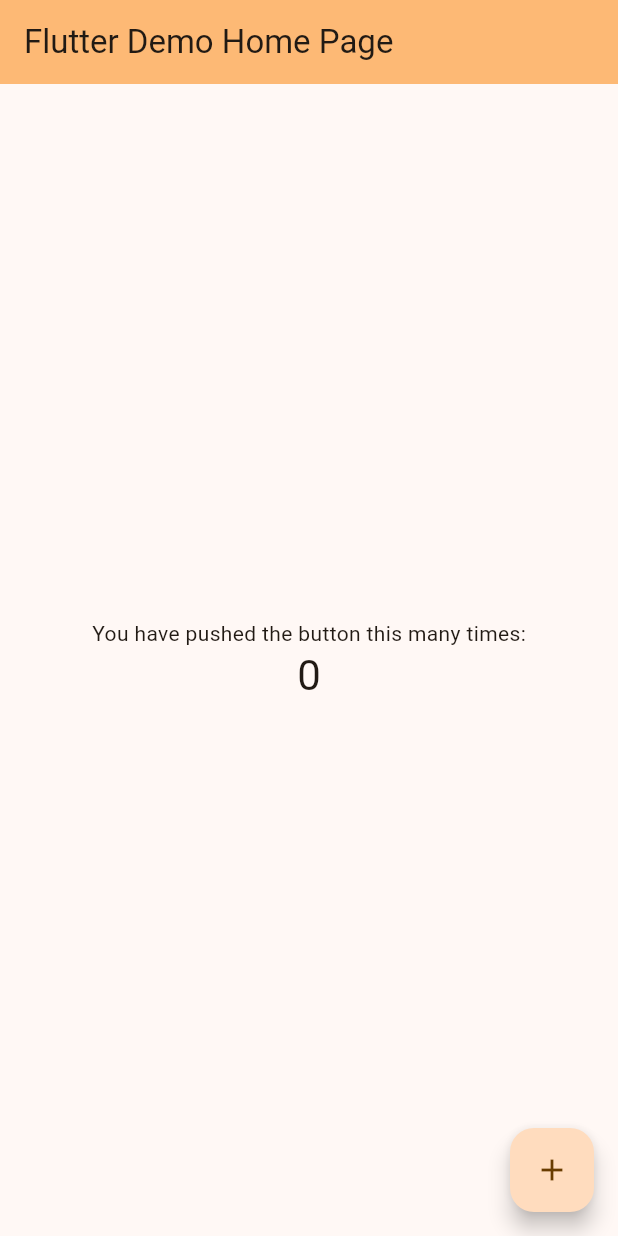
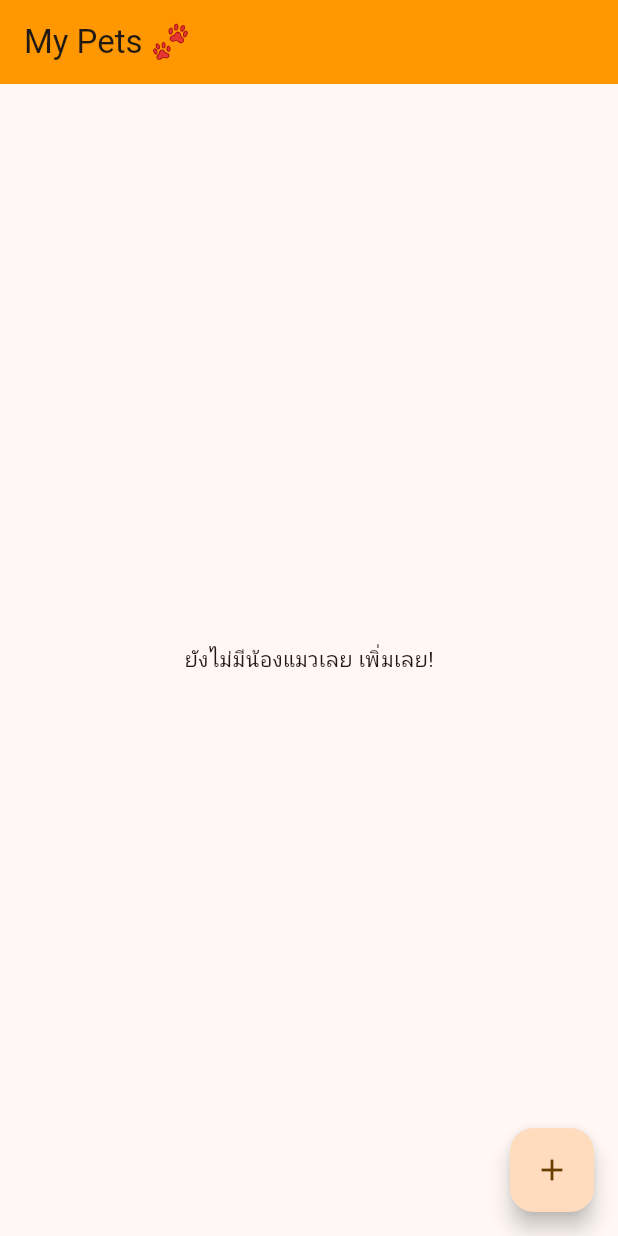
Before and after one commit to tumpopoM/pet_pulse_flutter_app, a Flutter app: the screen it shows after launch, on a phone screen of 412 x 824 dp. Run offline on Flutter 3.47's test engine with Material 3 defaults, Android fonts, the phone set to English and light mode, and no system bars; our stand-ins replace flutter_riverpod.

Commit message:
feat: add pet list screen

```diff
--- a/lib/main.dart
+++ b/lib/main.dart
@@ -1,5 +1,6 @@
 import 'package:flutter/material.dart';
 import 'package:flutter_riverpod/flutter_riverpod.dart';
+import 'package:pet_pulse/views/pet_list_screen.dart';
 
 void main() {
   runApp(ProviderScope(child: MyApp()));
@@ -14,111 +15,11 @@
     return MaterialApp(
       title: 'PetPulse',
       theme: ThemeData(
-        // This is the theme of your application.
-        //
-        // TRY THIS: Try running your application with "flutter run". You'll see
-        // the application has a purple toolbar. Then, without quitting the app,
-        // try changing the seedColor in the colorScheme below to Colors.green
-        // and then invoke "hot reload" (save your changes or press the "hot
-        // reload" button in a Flutter-supported IDE, or press "r" if you used
-        // the command line to start the app).
-        //
-        // Notice that the counter didn't reset back to zero; the application
-        // state is not lost during the reload. To reset the state, use hot
-        // restart instead.
-        //
-        // This works for code too, not just values: Most code changes can be
-        // tested with just a hot reload.
-        colorScheme: .fromSeed(seedColor: Colors.orange),
+        colorScheme: ColorScheme.fromSeed(seedColor: Colors.orange),
         useMaterial3: true,
       ),
-      home: const MyHomePage(title: 'Flutter Demo Home Page'),
+
+      home: const PetListScreen(),
     );
   }
 }
-
-class MyHomePage extends StatefulWidget {
-  const MyHomePage({super.key, required this.title});
-
-  // This widget is the home page of your application. It is stateful, meaning
-  // that it has a State object (defined below) that contains fields that affect
-  // how it looks.
-
-  // This class is the configuration for the state. It holds the values (in this
-  // case the title) provided by the parent (in this case the App widget) and
-  // used by the build method of the State. Fields in a Widget subclass are
-  // always marked "final".
-
-  final String title;
-
-  @override
-  State<MyHomePage> createState() => _MyHomePageState();
-}
-
-class _MyHomePageState extends State<MyHomePage> {
-  int _counter = 0;
-
-  void _incrementCounter() {
-    setState(() {
-      // This call to setState tells the Flutter framework that something has
-      // changed in this State, which causes it to rerun the build method below
-      // so that the display can reflect the updated values. If we changed
-      // _counter without calling setState(), then the build method would not be
-      // called again, and so nothing would appear to happen.
-      _counter++;
-    });
-  }
-
-  @override
-  Widget build(BuildContext context) {
-    // This method is rerun every time setState is called, for instance as done
-    // by the _incrementCounter method above.
-    //
-    // The Flutter framework has been optimized to make rerunning build methods
-    // fast, so that you can just rebuild anything that needs updating rather
-    // than having to individually change instances of widgets.
-    return Scaffold(
-      appBar: AppBar(
-        // TRY THIS: Try changing the color here to a specific color (to
-        // Colors.amber, perhaps?) and trigger a hot reload to see the AppBar
-        // change color while the other colors stay the same.
-        backgroundColor: Theme.of(context).colorScheme.inversePrimary,
-        // Here we take the value from the MyHomePage object that was created by
-        // the App.build method, and use it to set our appbar title.
-        title: Text(widget.title),
-      ),
-      body: Center(
-        // Center is a layout widget. It takes a single child and positions it
-        // in the middle of the parent.
-        child: Column(
-          // Column is also a layout widget. It takes a list of children and
-          // arranges them vertically. By default, it sizes itself to fit its
-          // children horizontally, and tries to be as tall as its parent.
-          //
-          // Column has various properties to control how it sizes itself and
-          // how it positions its children. Here we use mainAxisAlignment to
-          // center the children vertically; the main axis here is the vertical
-          // axis because Columns are vertical (the cross axis would be
-          // horizontal).
-          //
-          // TRY THIS: Invoke "debug painting" (choose the "Toggle Debug Paint"
-          // action in the IDE, or press "p" in the console), to see the
-          // wireframe for each widget.
-          mainAxisAlignment: .center,
-          children: [
-            const Text('You have pushed the button this many times:'),
-            Text(
-              '$_counter',
-              style: Theme.of(context).textTheme.headlineMedium,
-            ),
-          ],
-        ),
-      ),
-      floatingActionButton: FloatingActionButton(
-        onPressed: _incrementCounter,
-        tooltip: 'Increment',
-        child: const Icon(Icons.add),
-      ),
-    );
-  }
-}
--- /dev/null
+++ b/lib/views/pet_list_screen.dart
@@ -0,0 +1,44 @@
+import 'package:flutter/material.dart';
+import 'package:flutter_riverpod/flutter_riverpod.dart';
+import '../providers/pet_provider.dart';
+
+class PetListScreen extends ConsumerWidget {
+  const PetListScreen({super.key});
+
+  @override
+  Widget build(BuildContext context, WidgetRef ref) {
+    final petList = ref.watch(petProvider);
+
+    return Scaffold(
+      appBar: AppBar(
+        title: const Text('My Pets 🐾'),
+        backgroundColor: Colors.orange,
+      ),
+      body: petList.isEmpty
+          ? const Center(child: Text('ยังไม่มีน้องแมวเลย เพิ่มเลย!'))
+          : ListView.builder(
+              itemCount: petList.length,
+              itemBuilder: (context, index) {
+                final pet = petList[index];
+                return ListTile(
+                  leading: const CircleAvatar(child: Icon(Icons.pets)),
+                  title: Text(pet.name),
+                  subtitle: Text('${pet.breed} - ${pet.ageDisplay}'),
+                  trailing: IconButton(
+                    icon: const Icon(Icons.delete, color: Colors.red),
+                    onPressed: () {
+                      ref.read(petProvider.notifier).deletePet(pet.id);
+                    },
+                  ),
+                );
+              },
+            ),
+      floatingActionButton: FloatingActionButton(
+        onPressed: () {
+          // Navigate to AddPetScreen (to be implemented)
+        },
+        child: const Icon(Icons.add),
+      ),
+    );
+  }
+}
```
